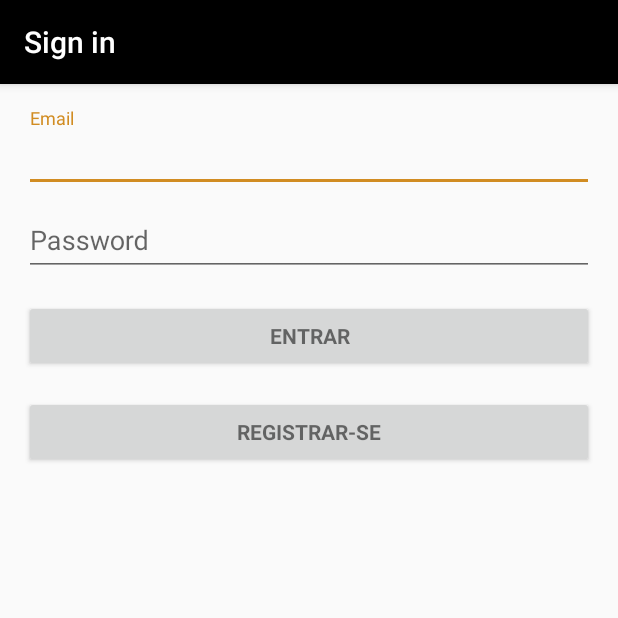
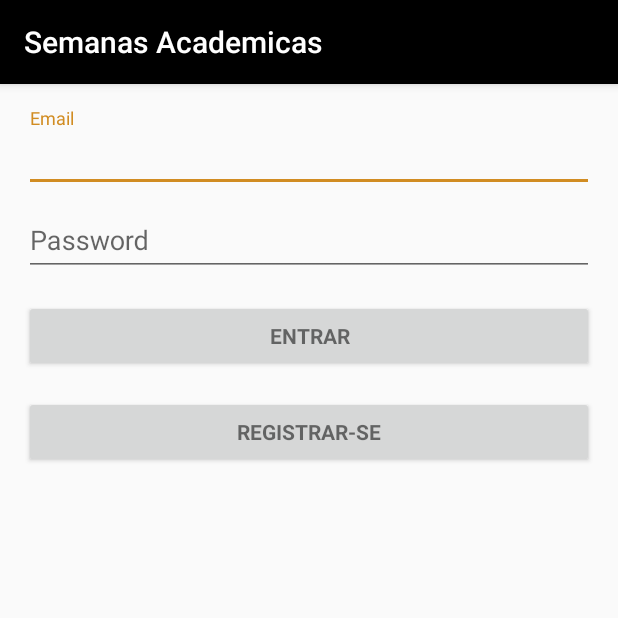
Before and after one commit to DevMobUFRJ/AppEventos, an Android app: the screen it shows after launch (LoginActivity before the commit, LoginOrRegisterActivity after it), on a phone screen of 412 x 824 dp, the top half of it. Run offline under Robolectric (Android 15) with nearby library versions, the phone set to English and light mode, and no system bars; our stand-ins replace Firebase (no records; nobody signed in at launch, a user with empty details on screens opened directly); 1 statement that could not run was skipped.

Commit message:
Tela de Login e Registro como fragment

```diff
--- a/app/src/main/java/devmob/semanasacademicas/DetalhesAtividade.kt
+++ b/app/src/main/java/devmob/semanasacademicas/DetalhesAtividade.kt
@@ -43,12 +43,10 @@ class DetalhesAtividade : AppCompatActivity() {
             horasalaAtividade.text = inicio.formataHora() + " - " + atividade.fim.formataHora() + " | " + atividade.local
         }
 
-        if (atividade.tipo == "outros" || atividade.tipo == "mesaRedonda"){
+        if (atividade.tipo == "outros" || atividade.tipo == "mesaRedonda")
             cardView.visibility = View.INVISIBLE
-        }
-        if (atividade.tipo != "workshop"){
+        if (atividade.tipo != "workshop")
             btnInscrever.visibility = View.INVISIBLE
-        }
 
         btnInscrever.setOnClickListener {
             val builder = CustomTabsIntent.Builder()
--- a/app/src/main/java/devmob/semanasacademicas/LoginActivity.kt
+++ b/app/src/main/java/devmob/semanasacademicas/LoginFragment.kt
@@ -1,12 +1,10 @@
 package devmob.semanasacademicas
 
-import android.animation.Animator
-import android.animation.AnimatorListenerAdapter
-import android.annotation.TargetApi
-import android.support.v7.app.AppCompatActivity
-import android.os.Build
 import android.os.Bundle
+import android.support.v4.app.Fragment
+import android.view.LayoutInflater
 import android.view.View
+import android.view.ViewGroup
 import com.google.firebase.FirebaseNetworkException
 import com.google.firebase.auth.FirebaseAuth
 import com.google.firebase.auth.FirebaseAuthInvalidCredentialsException
@@ -14,39 +12,40 @@ import com.google.firebase.auth.FirebaseAuthInvalidUserException
 import com.google.firebase.firestore.FirebaseFirestore
 import com.google.firebase.firestore.SetOptions
 import com.google.firebase.iid.FirebaseInstanceId
+import kotlinx.android.synthetic.main.activity_login_or_register.*
 
-import kotlinx.android.synthetic.main.activity_login.*
-import org.jetbrains.anko.alert
-import org.jetbrains.anko.okButton
-import org.jetbrains.anko.startActivity
+import kotlinx.android.synthetic.main.fragment_login.*
+import org.jetbrains.anko.*
+import org.jetbrains.anko.support.v4.alert
+import org.jetbrains.anko.support.v4.intentFor
+import org.jetbrains.anko.support.v4.startActivity
+import org.jetbrains.anko.support.v4.viewPager
 import java.util.HashMap
 
 /**
  * A login screen that offers login via email/password.
  */
-class LoginActivity : AppCompatActivity() {
+class LoginFragment : Fragment() {
     /**
      * Keep track of the login task to ensure we can cancel it if requested.
      */
     private lateinit var mAuth: FirebaseAuth
 
-    override fun onCreate(savedInstanceState: Bundle?) {
-        super.onCreate(savedInstanceState)
-        setContentView(R.layout.activity_login)
+    override fun onCreateView(inflater: LayoutInflater, container: ViewGroup?, savedInstanceState: Bundle?): View
+            = inflater.inflate(R.layout.fragment_login, container, false)
+
+    override fun onViewCreated(view: View, savedInstanceState: Bundle?) {
+        super.onViewCreated(view, savedInstanceState)
 
         mAuth = FirebaseAuth.getInstance()
 
         if(mAuth.currentUser != null) startActivity<TelaPrincipal>()
 
         email_sign_in_button.setOnClickListener { attemptLogin() }
-        email_register_button.setOnClickListener { startActivity<RegisterActivity>() }
+        email_register_button.setOnClickListener { activity?.mPager!!.currentItem = 1 }
     }
 
-    /**
-     * Attempts to sign in or register the account specified by the login form.
-     * If there are form errors (invalid email, missing fields, etc.), the
-     * errors are presented and no actual login attempt is made.
-     */
+
     private fun attemptLogin() {
         var focusView: View? = null
 
@@ -109,33 +108,4 @@ class LoginActivity : AppCompatActivity() {
         }
     }
 
-
-    @TargetApi(Build.VERSION_CODES.HONEYCOMB_MR2)
-    private fun showProgress(show: Boolean) {
-        // On Honeycomb MR2 we have the ViewPropertyAnimator APIs, which allow
-        // for very easy animations. If available, use these APIs to fade-in
-        // the progress spinner.
-        val shortAnimTime = resources.getInteger(android.R.integer.config_shortAnimTime).toLong()
-
-        login_form.visibility = if (show) View.GONE else View.VISIBLE
-        login_form.animate()
-            .setDuration(shortAnimTime)
-            .alpha((if (show) 0 else 1).toFloat())
-            .setListener(object : AnimatorListenerAdapter() {
-                override fun onAnimationEnd(animation: Animator) {
-                    login_form.visibility = if (show) View.GONE else View.VISIBLE
-                }
-            })
-
-        login_progress.visibility = if (show) View.VISIBLE else View.GONE
-        login_progress.animate()
-            .setDuration(shortAnimTime)
-            .alpha((if (show) 1 else 0).toFloat())
-            .setListener(object : AnimatorListenerAdapter() {
-                override fun onAnimationEnd(animation: Animator) {
-                    login_progress.visibility = if (show) View.VISIBLE else View.GONE
-                }
-            })
-
-    }
 }
--- /dev/null
+++ b/app/src/main/java/devmob/semanasacademicas/LoginOrRegisterActivity.kt
@@ -0,0 +1,30 @@
+package devmob.semanasacademicas
+
+import android.support.v7.app.AppCompatActivity
+import android.os.Bundle
+import android.support.v4.app.*
+import kotlinx.android.synthetic.main.activity_login_or_register.*
+import org.jetbrains.anko.activityManager
+
+class LoginOrRegisterActivity : AppCompatActivity() {
+
+    override fun onCreate(savedInstanceState: Bundle?) {
+        super.onCreate(savedInstanceState)
+        setContentView(R.layout.activity_login_or_register)
+        setSupportActionBar(toolbar)
+
+        val pagerAdapter = SlideAdapter(supportFragmentManager)
+        mPager.adapter = pagerAdapter
+    }
+
+    override fun onBackPressed() {
+        if(mPager.currentItem == 0) super.onBackPressed()
+        else mPager.currentItem = 0
+    }
+
+    private inner class SlideAdapter(fm : FragmentManager): FragmentPagerAdapter(fm) {
+        override fun getCount() = 2
+
+        override fun getItem(p0: Int) = if(p0 == 0) LoginFragment() else RegisterFragment()
+    }
+}
--- /dev/null
+++ b/app/src/main/res/layout/activity_login_or_register.xml
@@ -0,0 +1,37 @@
+<?xml version="1.0" encoding="utf-8"?>
+<android.support.constraint.ConstraintLayout
+        xmlns:android="http://schemas.android.com/apk/res/android"
+        xmlns:tools="http://schemas.android.com/tools"
+        xmlns:app="http://schemas.android.com/apk/res-auto"
+        android:layout_width="match_parent"
+        android:layout_height="match_parent"
+
+        tools:context=".LoginOrRegisterActivity">
+
+    <android.support.v4.view.ViewPager
+            android:layout_width="match_parent"
+            android:layout_height="match_parent"
+            android:paddingTop="?android:attr/actionBarSize"
+            android:id="@+id/mPager"
+            />
+
+    <android.support.design.widget.AppBarLayout
+            android:id="@+id/appbar"
+            android:layout_width="match_parent"
+            android:layout_height="wrap_content"
+            android:theme="@style/AppTheme.AppBarOverlay">
+
+        <android.support.v7.widget.Toolbar
+                android:id="@+id/toolbar"
+                app:title="@string/app_name"
+                android:layout_width="match_parent"
+                android:layout_height="?attr/actionBarSize"
+                android:background="?attr/colorPrimary"
+                app:popupTheme="@style/AppTheme.PopupOverlay">
+
+        </android.support.v7.widget.Toolbar>
+
+    </android.support.design.widget.AppBarLayout>
+
+
+</android.support.constraint.ConstraintLayout>
--- a/app/src/main/res/layout/activity_register.xml
+++ b/app/src/main/res/layout/fragment_login.xml
@@ -9,24 +9,15 @@
               android:paddingLeft="@dimen/activity_horizontal_margin"
               android:paddingRight="@dimen/activity_horizontal_margin"
               android:paddingTop="@dimen/activity_vertical_margin"
-              tools:context=".RegisterActivity">
-
-    <!-- Login progress -->
-    <ProgressBar
-            android:id="@+id/register_progress"
-            style="?android:attr/progressBarStyleLarge"
-            android:layout_width="wrap_content"
-            android:layout_height="wrap_content"
-            android:layout_marginBottom="8dp"
-            android:visibility="gone"/>
+              tools:context=".LoginFragment">
 
     <ScrollView
-            android:id="@+id/register_form"
+            android:id="@+id/login_form"
             android:layout_width="match_parent"
             android:layout_height="match_parent">
 
         <LinearLayout
-                android:id="@+id/email_register_form"
+                android:id="@+id/email_login_form"
                 android:layout_width="match_parent"
                 android:layout_height="wrap_content"
                 android:orientation="vertical">
@@ -36,7 +27,7 @@
                     android:layout_height="wrap_content">
 
                 <AutoCompleteTextView
-                        android:id="@+id/emailR"
+                        android:id="@+id/email"
                         android:layout_width="match_parent"
                         android:layout_height="wrap_content"
                         android:hint="@string/prompt_email"
@@ -51,13 +42,10 @@
                     android:layout_height="wrap_content">
 
                 <EditText
-                        android:id="@+id/passwordR"
+                        android:id="@+id/password"
                         android:layout_width="match_parent"
                         android:layout_height="wrap_content"
                         android:hint="@string/prompt_password"
-                        android:imeActionId="6"
-                        android:imeActionLabel="@string/action_sign_in_short"
-                        android:imeOptions="actionUnspecified"
                         android:inputType="textPassword"
                         android:maxLines="1"
                         android:singleLine="true"/>
@@ -65,12 +53,20 @@
             </android.support.design.widget.TextInputLayout>
 
             <Button
-                    android:id="@+id/email_register_button_2"
+                    android:id="@+id/email_sign_in_button"
                     style="?android:textAppearanceSmall"
                     android:layout_width="match_parent"
                     android:layout_height="wrap_content"
                     android:layout_marginTop="16dp"
-                    android:text="Registre-se"
+                    android:text="Entrar"
+                    android:textStyle="bold"/>
+            <Button
+                    android:id="@+id/email_register_button"
+                    style="?android:textAppearanceSmall"
+                    android:layout_width="match_parent"
+                    android:layout_height="wrap_content"
+                    android:layout_marginTop="16dp"
+                    android:text="Registrar-se"
                     android:textStyle="bold"/>
 
         </LinearLayout>
--- a/app/src/main/res/layout/activity_login.xml
+++ b/app/src/main/res/layout/fragment_register.xml
@@ -9,24 +9,15 @@
               android:paddingLeft="@dimen/activity_horizontal_margin"
               android:paddingRight="@dimen/activity_horizontal_margin"
               android:paddingTop="@dimen/activity_vertical_margin"
-              tools:context=".LoginActivity">
-
-    <!-- Login progress -->
-    <ProgressBar
-            android:id="@+id/login_progress"
-            style="?android:attr/progressBarStyleLarge"
-            android:layout_width="wrap_content"
-            android:layout_height="wrap_content"
-            android:layout_marginBottom="8dp"
-            android:visibility="gone"/>
+              tools:context=".RegisterFragment">
 
     <ScrollView
-            android:id="@+id/login_form"
+            android:id="@+id/register_form"
             android:layout_width="match_parent"
             android:layout_height="match_parent">
 
         <LinearLayout
-                android:id="@+id/email_login_form"
+                android:id="@+id/email_register_form"
                 android:layout_width="match_parent"
                 android:layout_height="wrap_content"
                 android:orientation="vertical">
@@ -36,7 +27,7 @@
                     android:layout_height="wrap_content">
 
                 <AutoCompleteTextView
-                        android:id="@+id/email"
+                        android:id="@+id/emailR"
                         android:layout_width="match_parent"
                         android:layout_height="wrap_content"
                         android:hint="@string/prompt_email"
@@ -51,10 +42,13 @@
                     android:layout_height="wrap_content">
 
                 <EditText
-                        android:id="@+id/password"
+                        android:id="@+id/passwordR"
                         android:layout_width="match_parent"
                         android:layout_height="wrap_content"
                         android:hint="@string/prompt_password"
+                        android:imeActionId="6"
+                        android:imeActionLabel="@string/action_sign_in_short"
+                        android:imeOptions="actionUnspecified"
                         android:inputType="textPassword"
                         android:maxLines="1"
                         android:singleLine="true"/>
@@ -62,20 +56,12 @@
             </android.support.design.widget.TextInputLayout>
 
             <Button
-                    android:id="@+id/email_sign_in_button"
+                    android:id="@+id/email_register_button_2"
                     style="?android:textAppearanceSmall"
                     android:layout_width="match_parent"
                     android:layout_height="wrap_content"
                     android:layout_marginTop="16dp"
-                    android:text="Entrar"
-                    android:textStyle="bold"/>
-            <Button
-                    android:id="@+id/email_register_button"
-                    style="?android:textAppearanceSmall"
-                    android:layout_width="match_parent"
-                    android:layout_height="wrap_content"
-                    android:layout_marginTop="16dp"
-                    android:text="Registrar-se"
+                    android:text="Registre-se"
                     android:textStyle="bold"/>
 
         </LinearLayout>
--- a/app/src/main/res/values/styles.xml
+++ b/app/src/main/res/values/styles.xml
@@ -6,6 +6,9 @@
         <item name="colorPrimary">@color/colorPrimary</item>
         <item name="colorPrimaryDark">@color/colorPrimaryDark</item>
         <item name="colorAccent">@color/colorAccent</item>
+
+        <item name="windowActionBar">false</item>
+        <item name="windowNoTitle">true</item>
     </style>
     <style name="AppTheme.NoActionBar">
         <item name="windowActionBar">false</item>
```
Also changed, not shown: app/src/main/AndroidManifest.xml (+3 -9 lines), app/src/main/java/devmob/semanasacademicas/RegisterFragment.kt (renamed from app/src/main/java/devmob/semanasacademicas/RegisterActivity.kt, +16 -50 lines).
